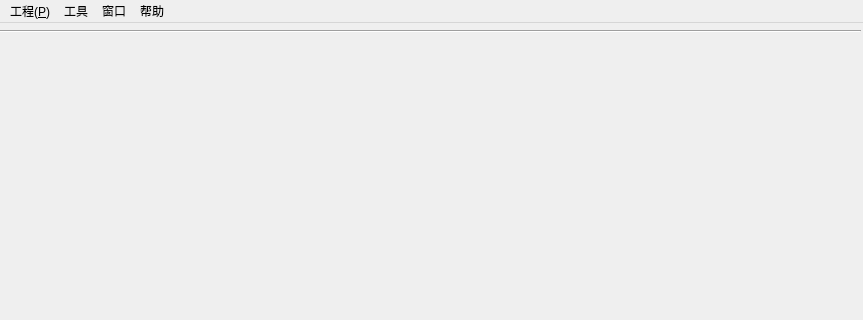
The window that mainwindow.ui (archerHe/FirewareMaker_windows) describes before a commit, drawn with Qt 5; both pictures show x 0 to 863 and y 0 to 320 of the 863 by 653 pixel window.
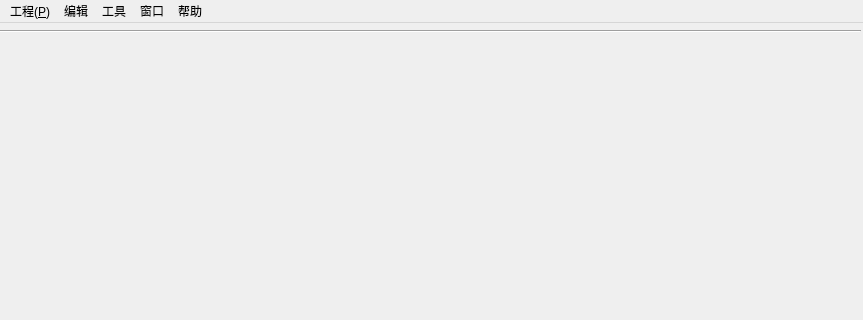
The same window after the commit. The open tabs and pages were chosen to show the change. Icons and pictures are not drawn.

What changed in the file:
```diff
--- a/mainwindow.ui
+++ b/mainwindow.ui
@@ -49,7 +49,7 @@
      <x>0</x>
      <y>0</y>
      <width>863</width>
-     <height>28</height>
+     <height>23</height>
     </rect>
    </property>
    <widget class="QMenu" name="menu_prj">
@@ -79,7 +79,15 @@
     <addaction name="actDoc"/>
     <addaction name="actAbout"/>
    </widget>
+   <widget class="QMenu" name="menu">
+    <property name="title">
+     <string>编辑</string>
+    </property>
+    <addaction name="actReload"/>
+    <addaction name="actApplyPage"/>
+   </widget>
    <addaction name="menu_prj"/>
+   <addaction name="menu"/>
    <addaction name="menu_2"/>
    <addaction name="menu_3"/>
    <addaction name="menu_4"/>
```
Left out of the diff: 13 changed lines with no effect on the pictures.
